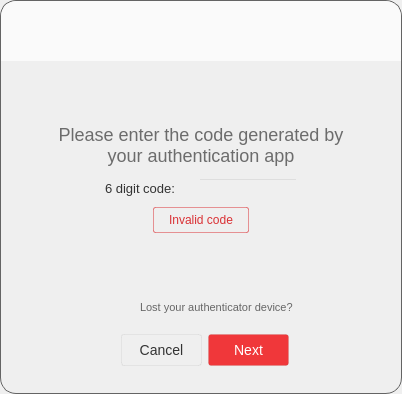
Above: src/MEGASync/gui/win/GuestWidget.ui from meganz/MEGAsync before the change. Below: the same form after it.
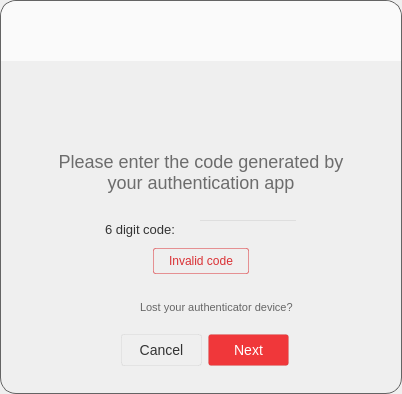
That is the form after the change. The open tabs and pages were chosen to show the change. Icons and pictures are not drawn.

Commit message: [Fix] Add bigger shield icon and spacers to guest widget login 2FA page.

The edit to the form file:
```diff
--- a/src/MEGASync/gui/win/GuestWidget.ui
+++ b/src/MEGASync/gui/win/GuestWidget.ui
@@ -2122,14 +2122,14 @@
                  <widget class="QPushButton" name="bShield">
                   <property name="minimumSize">
                    <size>
-                    <width>48</width>
-                    <height>48</height>
+                 <width>60</width>
+                 <height>60</height>
                    </size>
                   </property>
                   <property name="maximumSize">
                    <size>
-                    <width>48</width>
-                    <height>48</height>
+                 <width>60</width>
+                 <height>60</height>
                    </size>
                   </property>
                   <property name="focusPolicy">
@@ -2145,8 +2145,8 @@
                   </property>
                   <property name="iconSize">
                    <size>
-                    <width>48</width>
-                    <height>48</height>
+                 <width>60</width>
+                 <height>60</height>
                    </size>
                   </property>
                  </widget>
@@ -2167,6 +2167,19 @@
                </layout>
               </widget>
              </item>
+          <item>
+           <spacer name="verticalSpacer_5">
+            <property name="orientation">
+             <enum>Qt::Vertical</enum>
+            </property>
+            <property name="sizeHint" stdset="0">
+             <size>
+              <width>20</width>
+              <height>40</height>
+             </size>
+            </property>
+           </spacer>
+          </item>
              <item>
               <widget class="QWidget" name="wDesc" native="true">
                <layout class="QHBoxLayout" name="horizontalLayout_3">
@@ -2201,6 +2214,19 @@
                </layout>
               </widget>
              </item>
+          <item>
+           <spacer name="verticalSpacer_7">
+            <property name="orientation">
+             <enum>Qt::Vertical</enum>
+            </property>
+            <property name="sizeHint" stdset="0">
+             <size>
+              <width>20</width>
+              <height>40</height>
+             </size>
+            </property>
+           </spacer>
+          </item>
              <item>
               <widget class="QWidget" name="w2FACode" native="true">
                <layout class="QVBoxLayout" name="verticalLayout">
```
Left out of the diff: 2 changed lines with no effect on the pictures. Lines whose indentation alone changed are shown as unchanged. The commit also changes 8 other files.
